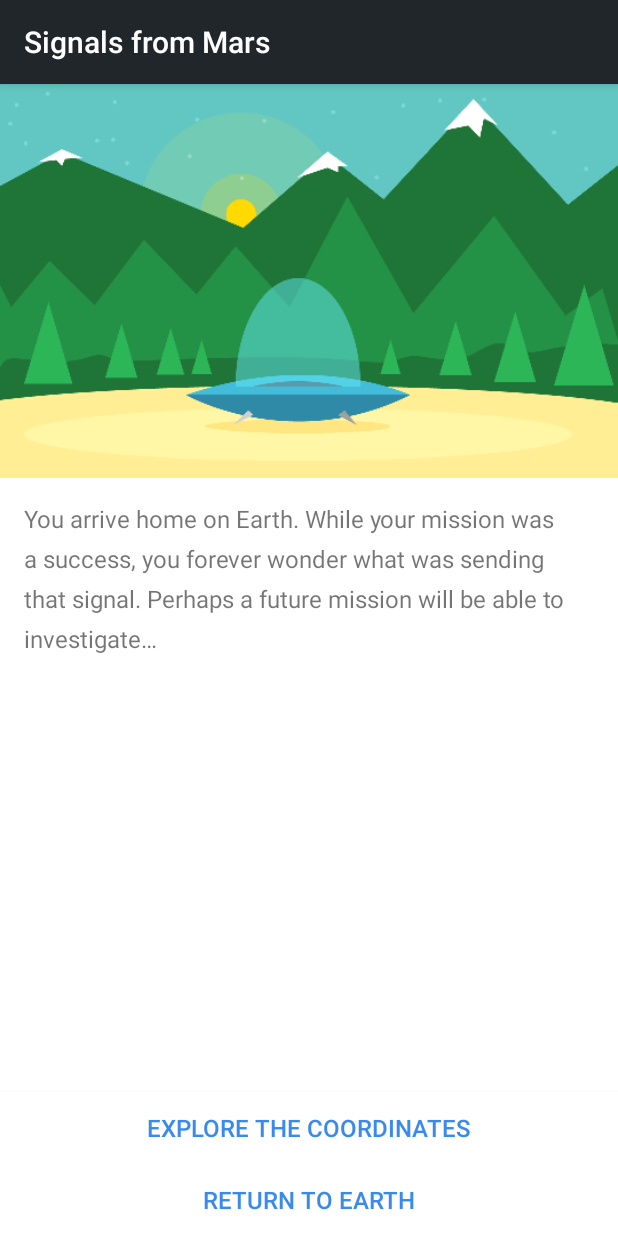
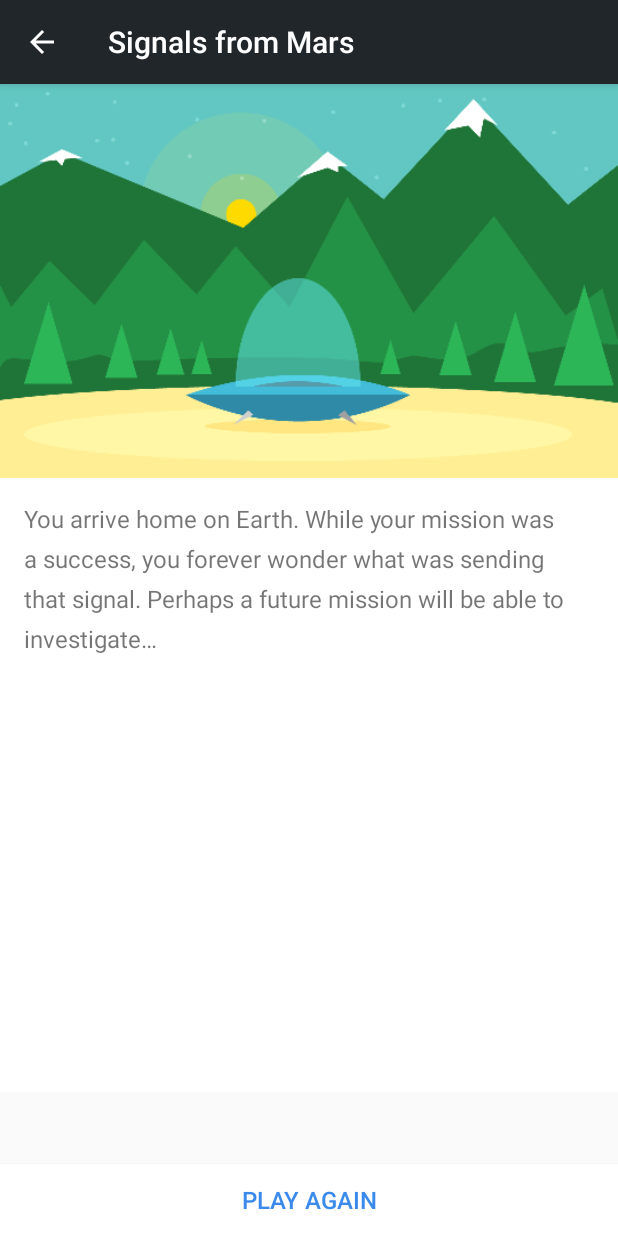
Before and after one commit to DhiaSediri/Projet_Mobile_Dhia_Amir, an Android app: the StoryActivity screen opened directly, with no data from a screen before it, after a tap on "RETURN TO EARTH", on a phone screen of 412 x 824 dp. Run offline under Robolectric (Android 15) with nearby library versions, the phone set to English and light mode, and no system bars; 2 other taps on this screen came first.

Commit message:
Improving Activities and Navigation

```diff
--- a/app/src/main/AndroidManifest.xml
+++ b/app/src/main/AndroidManifest.xml
@@ -17,7 +17,8 @@
                 <category android:name="android.intent.category.LAUNCHER"/>
             </intent-filter>
         </activity>
-        <activity android:name=".ui.StoryActivity" android:screenOrientation="portrait">
+        <activity android:name=".ui.StoryActivity" android:screenOrientation="portrait"
+            android:parentActivityName=".ui.MainActivity">
         </activity>
     </application>
 
--- a/app/src/main/java/com/teamtreehouse/interactivestory/ui/MainActivity.java
+++ b/app/src/main/java/com/teamtreehouse/interactivestory/ui/MainActivity.java
@@ -32,6 +32,12 @@ public class MainActivity extends AppCompatActivity {
         });
     }
 
+    @Override
+    protected void onResume() {
+        super.onResume();
+        nameField.setText("");
+    }
+
     private void startStory(String name) {
         Intent intent = new Intent(this, StoryActivity.class);
         Resources resources = getResources();
--- a/app/src/main/java/com/teamtreehouse/interactivestory/ui/StoryActivity.java
+++ b/app/src/main/java/com/teamtreehouse/interactivestory/ui/StoryActivity.java
@@ -15,6 +15,8 @@ import com.teamtreehouse.interactivestory.R;
 import com.teamtreehouse.interactivestory.model.Page;
 import com.teamtreehouse.interactivestory.model.Story;
 
+import java.util.Stack;
+
 public class StoryActivity extends AppCompatActivity {
 
     public static final String TAG = StoryActivity.class.getSimpleName();
@@ -25,6 +27,7 @@ public class StoryActivity extends AppCompatActivity {
     private TextView storyTextView;
     private Button choice1Button;
     private Button choice2Button;
+    private Stack<Integer> pageStack = new Stack<Integer>();
 
     @Override
     protected void onCreate(Bundle savedInstanceState) {
@@ -48,6 +51,8 @@ public class StoryActivity extends AppCompatActivity {
     }
 
     private void loadPage(int pageNumber) {
+        pageStack.push(pageNumber);
+
         final Page page = story.getPage(pageNumber);
 
         Drawable image = ContextCompat.getDrawable(this, page.getImageId());
@@ -58,6 +63,23 @@ public class StoryActivity extends AppCompatActivity {
         pageText = String.format(pageText, name);
         storyTextView.setText(pageText);
 
+        if (page.isFinalPage()) {
+            choice1Button.setVisibility(View.INVISIBLE);
+            choice2Button.setText(R.string.play_again_button_text);
+            choice2Button.setOnClickListener(new View.OnClickListener() {
+                @Override
+                public void onClick(View v) {
+                    loadPage(0);
+                }
+            });
+        }
+        else {
+            loadButtons(page);
+        }
+    }
+
+    private void loadButtons(final Page page) {
+        choice1Button.setVisibility(View.VISIBLE);
         choice1Button.setText(page.getChoice1().getTextId());
         choice1Button.setOnClickListener(new View.OnClickListener() {
             @Override
@@ -67,6 +89,7 @@ public class StoryActivity extends AppCompatActivity {
             }
         });
 
+        choice2Button.setVisibility(View.VISIBLE);
         choice2Button.setText(page.getChoice2().getTextId());
         choice2Button.setOnClickListener(new View.OnClickListener() {
             @Override
@@ -76,4 +99,15 @@ public class StoryActivity extends AppCompatActivity {
             }
         });
     }
+
+    @Override
+    public void onBackPressed() {
+        pageStack.pop();
+        if (pageStack.isEmpty()) {
+            super.onBackPressed();
+        }
+        else {
+            loadPage(pageStack.pop());
+        }
+    }
 }
--- a/app/src/main/res/values/strings.xml
+++ b/app/src/main/res/values/strings.xml
@@ -29,5 +29,6 @@
 
     <string name="page6">You arrive home on Earth. While your mission was a success, you forever wonder what was sending that signal. Perhaps a future mission will be able to investigate…</string>
     <string name="story_image_content_description">Story page image</string>
+    <string name="play_again_button_text">PLAY AGAIN</string>
 
 </resources>
```
